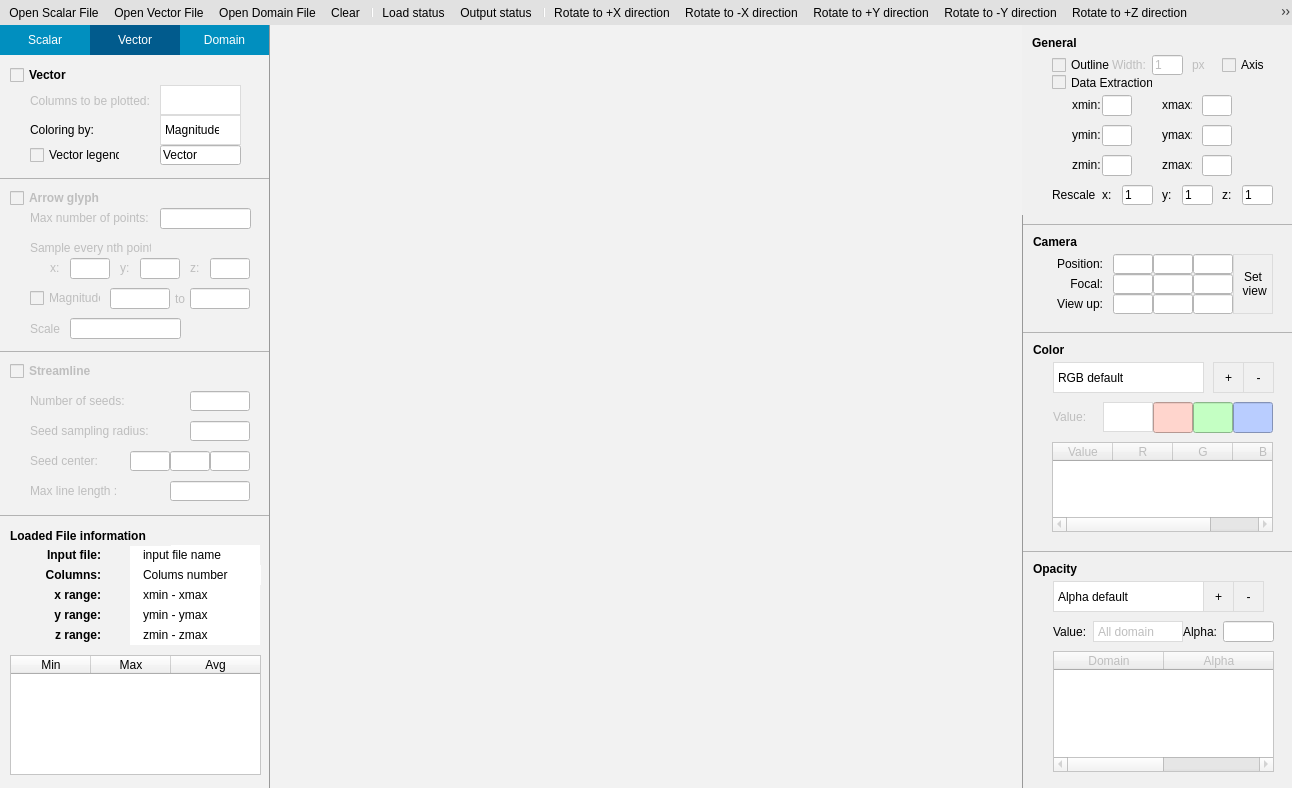
billcxx/MUPRO-visualization, file SimpleView.ui: the form before one commit.
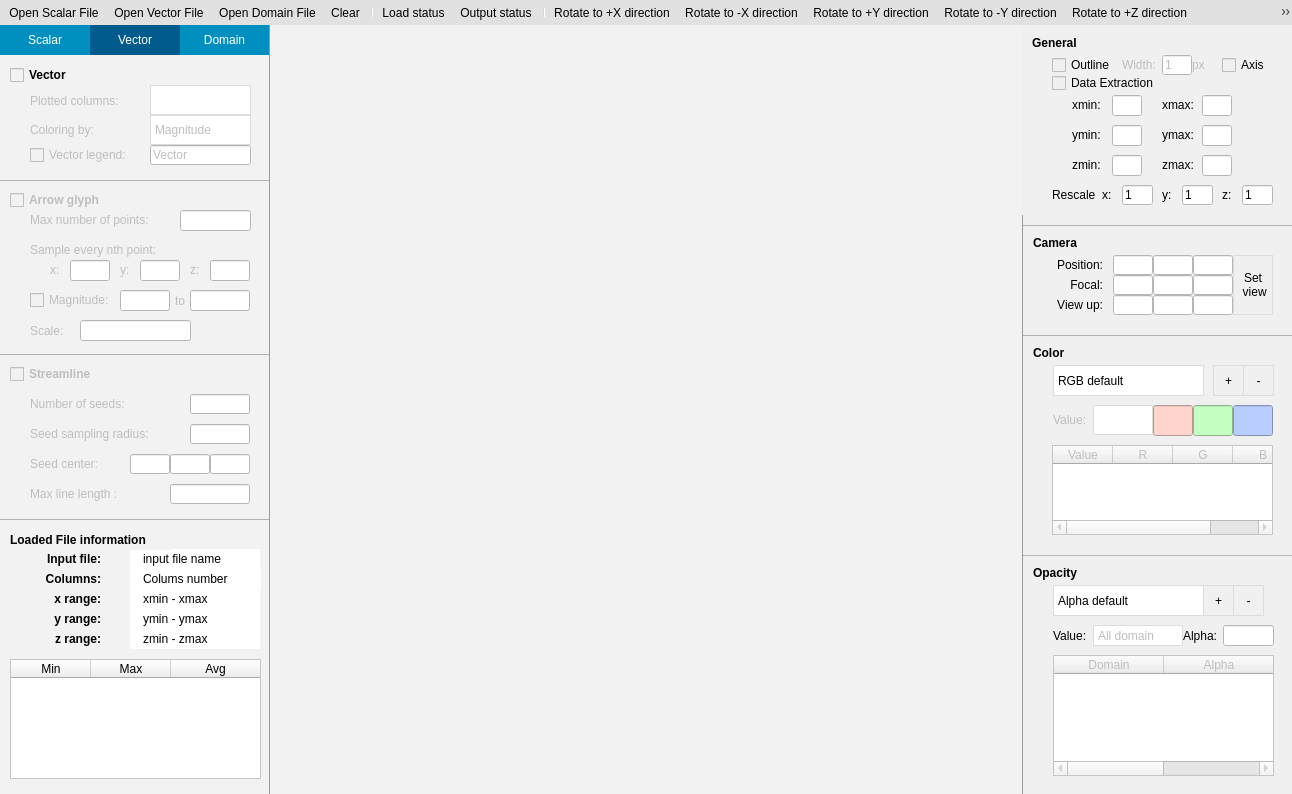
The form after the commit. Icons and pictures are not drawn. Custom widgets are drawn as their Qt base class.

Diff of the .ui file:
```diff
--- a/SimpleView.ui
+++ b/SimpleView.ui
@@ -7,7 +7,7 @@
     <x>0</x>
     <y>0</y>
     <width>1292</width>
-    <height>788</height>
+    <height>794</height>
    </rect>
   </property>
   <property name="windowTitle">
@@ -1618,9 +1618,9 @@
                     </property>
                     <property name="geometry">
                      <rect>
-                      <x>160</x>
+                      <x>150</x>
                       <y>30</y>
-                      <width>81</width>
+                      <width>101</width>
                       <height>30</height>
                      </rect>
                     </property>
@@ -1633,12 +1633,12 @@
                      <rect>
                       <x>30</x>
                       <y>30</y>
-                      <width>121</width>
+                      <width>111</width>
                       <height>31</height>
                      </rect>
                     </property>
                     <property name="text">
-                     <string>Columns to be plotted:</string>
+                     <string>Plotted columns:</string>
                     </property>
                    </widget>
                    <widget class="QCheckBox" name="vector_CB">
@@ -1660,7 +1660,10 @@
                      <string>Vector</string>
                     </property>
                    </widget>
-                   <widget class="QLabel" name="label_8">
+                   <widget class="QLabel" name="vectorColorMode_LB">
+                    <property name="enabled">
+                     <bool>false</bool>
+                    </property>
                     <property name="geometry">
                      <rect>
                       <x>30</x>
@@ -1674,11 +1677,14 @@
                     </property>
                    </widget>
                    <widget class="QComboBox" name="vectorColorMode_Combo">
+                    <property name="enabled">
+                     <bool>false</bool>
+                    </property>
                     <property name="geometry">
                      <rect>
-                      <x>160</x>
+                      <x>150</x>
                       <y>60</y>
-                      <width>81</width>
+                      <width>101</width>
                       <height>30</height>
                      </rect>
                     </property>
@@ -1709,11 +1715,14 @@
                     </item>
                    </widget>
                    <widget class="QLineEdit" name="vectorLegend_LE">
+                    <property name="enabled">
+                     <bool>false</bool>
+                    </property>
                     <property name="geometry">
                      <rect>
-                      <x>160</x>
+                      <x>150</x>
                       <y>90</y>
-                      <width>81</width>
+                      <width>101</width>
                       <height>20</height>
                      </rect>
                     </property>
@@ -1722,11 +1731,14 @@
                     </property>
                    </widget>
                    <widget class="QCheckBox" name="vectorLegendBar_CB">
+                    <property name="enabled">
+                     <bool>false</bool>
+                    </property>
                     <property name="geometry">
                      <rect>
                       <x>30</x>
                       <y>90</y>
-                      <width>90</width>
+                      <width>111</width>
                       <height>20</height>
                      </rect>
                     </property>
@@ -1783,9 +1795,9 @@
                     </property>
                     <property name="geometry">
                      <rect>
-                      <x>110</x>
+                      <x>120</x>
                       <y>110</y>
-                      <width>60</width>
+                      <width>50</width>
                       <height>21</height>
                      </rect>
                     </property>
@@ -1811,7 +1823,7 @@
                      <rect>
                       <x>30</x>
                       <y>110</y>
-                      <width>71</width>
+                      <width>90</width>
                       <height>20</height>
                      </rect>
                     </property>
@@ -1827,7 +1839,7 @@
                      <rect>
                       <x>30</x>
                       <y>140</y>
-                      <width>31</width>
+                      <width>41</width>
                       <height>21</height>
                      </rect>
                     </property>
@@ -1841,7 +1853,7 @@
                     </property>
                     <property name="geometry">
                      <rect>
-                      <x>70</x>
+                      <x>80</x>
                       <y>140</y>
                       <width>111</width>
                       <height>21</height>
@@ -1911,9 +1923,9 @@
                     </property>
                     <property name="geometry">
                      <rect>
-                      <x>160</x>
+                      <x>180</x>
                       <y>30</y>
-                      <width>91</width>
+                      <width>71</width>
                       <height>21</height>
                      </rect>
                     </property>
@@ -2004,7 +2016,7 @@
                      <rect>
                       <x>30</x>
                       <y>60</y>
-                      <width>121</width>
+                      <width>161</width>
                       <height>20</height>
                      </rect>
                     </property>
@@ -3478,7 +3490,7 @@
                  <rect>
                   <x>140</x>
                   <y>130</y>
-                  <width>30</width>
+                  <width>40</width>
                   <height>20</height>
                  </rect>
                 </property>
@@ -3498,7 +3510,7 @@
                 </property>
                 <property name="geometry">
                  <rect>
-                  <x>80</x>
+                  <x>90</x>
                   <y>70</y>
                   <width>30</width>
                   <height>21</height>
@@ -3541,7 +3553,7 @@
                  <rect>
                   <x>50</x>
                   <y>70</y>
-                  <width>30</width>
+                  <width>40</width>
                   <height>20</height>
                  </rect>
                 </property>
@@ -3560,8 +3572,8 @@
                  <rect>
                   <x>30</x>
                   <y>50</y>
-                  <width>101</width>
-                  <height>15</height>
+                  <width>131</width>
+                  <height>16</height>
                  </rect>
                 </property>
                 <property name="toolTip">
@@ -3576,7 +3588,7 @@
                  <rect>
                   <x>50</x>
                   <y>100</y>
-                  <width>30</width>
+                  <width>40</width>
                   <height>20</height>
                  </rect>
                 </property>
@@ -3595,7 +3607,7 @@
                  <rect>
                   <x>50</x>
                   <y>130</y>
-                  <width>30</width>
+                  <width>40</width>
                   <height>20</height>
                  </rect>
                 </property>
@@ -3614,7 +3626,7 @@
                  <rect>
                   <x>140</x>
                   <y>100</y>
-                  <width>30</width>
+                  <width>40</width>
                   <height>20</height>
                  </rect>
                 </property>
@@ -3684,7 +3696,7 @@
                 </property>
                 <property name="geometry">
                  <rect>
-                  <x>80</x>
+                  <x>90</x>
                   <y>130</y>
                   <width>30</width>
                   <height>21</height>
@@ -3708,7 +3720,7 @@
                  <rect>
                   <x>140</x>
                   <y>70</y>
-                  <width>30</width>
+                  <width>40</width>
                   <height>20</height>
                  </rect>
                 </property>
@@ -3727,7 +3739,7 @@
                  <rect>
                   <x>30</x>
                   <y>30</y>
-                  <width>60</width>
+                  <width>70</width>
                   <height>20</height>
                  </rect>
                 </property>
@@ -3769,7 +3781,7 @@
                 </property>
                 <property name="geometry">
                  <rect>
-                  <x>80</x>
+                  <x>90</x>
                   <y>100</y>
                   <width>30</width>
                   <height>21</height>
@@ -3920,9 +3932,9 @@
                 </property>
                 <property name="geometry">
                  <rect>
-                  <x>130</x>
+                  <x>140</x>
                   <y>30</y>
-                  <width>31</width>
+                  <width>30</width>
                   <height>20</height>
                  </rect>
                 </property>
@@ -3936,7 +3948,7 @@
                 </property>
                 <property name="geometry">
                  <rect>
-                  <x>90</x>
+                  <x>100</x>
                   <y>30</y>
                   <width>40</width>
                   <height>20</height>
@@ -4486,9 +4498,9 @@
                <widget class="QStackedWidget" name="RGBIso_SW">
                 <property name="geometry">
                  <rect>
-                  <x>80</x>
+                  <x>70</x>
                   <y>70</y>
-                  <width>51</width>
+                  <width>61</width>
                   <height>31</height>
                  </rect>
                 </property>
@@ -4531,7 +4543,7 @@
                    <rect>
                     <x>0</x>
                     <y>0</y>
-                    <width>50</width>
+                    <width>60</width>
                     <height>30</height>
                    </rect>
                   </property>
@@ -4807,7 +4819,7 @@
                  <rect>
                   <x>30</x>
                   <y>70</y>
-                  <width>41</width>
+                  <width>40</width>
                   <height>30</height>
                  </rect>
                 </property>
```
Left out of the diff: 16 changed lines with no effect on the pictures.
